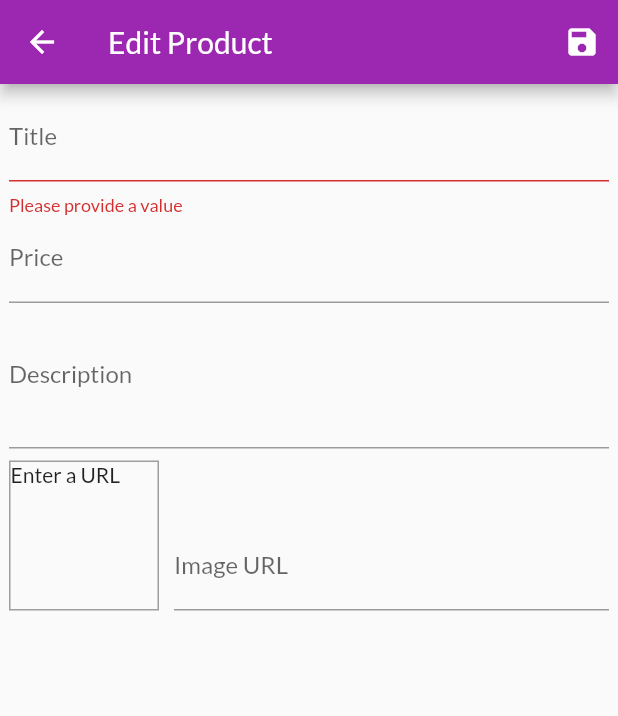
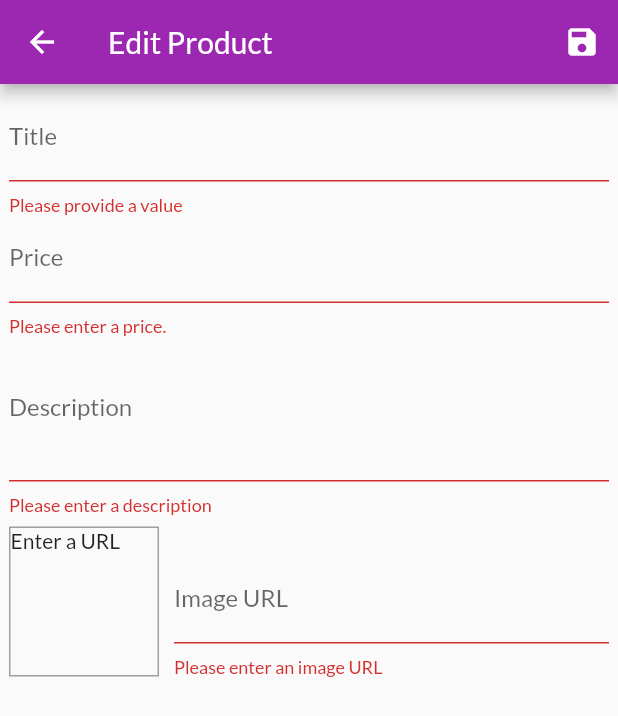
Before and after one commit to andreuhh/E-commerce-App-Flutter, a Flutter app: the EditProductScreen screen opened by its route, after a tap on the "save" icon, on a phone screen of 412 x 824 dp. Shown: the top 716 px of the screen. Run offline on Flutter 3.47's test engine with Material 2 defaults, Android fonts, the phone set to English and light mode, and no system bars; network calls fail.

Commit message:
create product

```diff
--- a/lib/screens/edit_product_screen.dart
+++ b/lib/screens/edit_product_screen.dart
@@ -44,6 +44,14 @@ class _EditProductScreenState extends State<EditProductScreen> {
 
   void _updateImageUrl() {
     if (!_imageUrlFocusNode.hasFocus) {
+      if (((!_imageUrlController.text.startsWith('http') &&
+              !_imageUrlController.text.startsWith('https')) ||
+          (!_imageUrlController.text.endsWith('.png') &&
+              !_imageUrlController.text.endsWith('.jpg') &&
+              !_imageUrlController.text.endsWith('jpeg')))) {
+        return;
+      }
+
       setState(() {});
     }
   }
@@ -108,6 +116,18 @@ class _EditProductScreenState extends State<EditProductScreen> {
                 onFieldSubmitted: (_) {
                   FocusScope.of(context).requestFocus(_descriptionFocusNode);
                 },
+                validator: (value) {
+                  if (value.isEmpty) {
+                    return 'Please enter a price.';
+                  }
+                  if (double.tryParse(value) == null) {
+                    return 'Please enter a valid number';
+                  }
+                  if (double.parse(value) <= 0) {
+                    return 'Please enter a number greater than 0';
+                  }
+                  return null;
+                },
                 onSaved: (value) {
                   _editedProduct = Product(
                     title: _editedProduct.title,
@@ -123,6 +143,15 @@ class _EditProductScreenState extends State<EditProductScreen> {
                 maxLines: 3,
                 keyboardType: TextInputType.multiline,
                 focusNode: _descriptionFocusNode,
+                validator: (value) {
+                  if (value.isEmpty) {
+                    return 'Please enter a description';
+                  }
+                  if (value.length < 10) {
+                    return 'Should be at list 10 characterd long.';
+                  }
+                  return null;
+                },
                 onSaved: (value) {
                   _editedProduct = Product(
                     title: _editedProduct.title,
@@ -168,6 +197,21 @@ class _EditProductScreenState extends State<EditProductScreen> {
                       onFieldSubmitted: (_) {
                         _saveForm();
                       },
+                      validator: (value) {
+                        if (value.isEmpty) {
+                          return 'Please enter an image URL';
+                        }
+                        if (!value.startsWith('http') ||
+                            !value.startsWith('https')) {
+                          return 'Please enter a valid URL.';
+                        }
+                        if (!value.endsWith('.png') &&
+                            !value.endsWith('jpg') &&
+                            !value.endsWith('jpeg')) {
+                          return 'Please enter a valid image URL';
+                        }
+                        return null;
+                      },
                       onSaved: (value) {
                         _editedProduct = Product(
                           title: _editedProduct.title,
```
